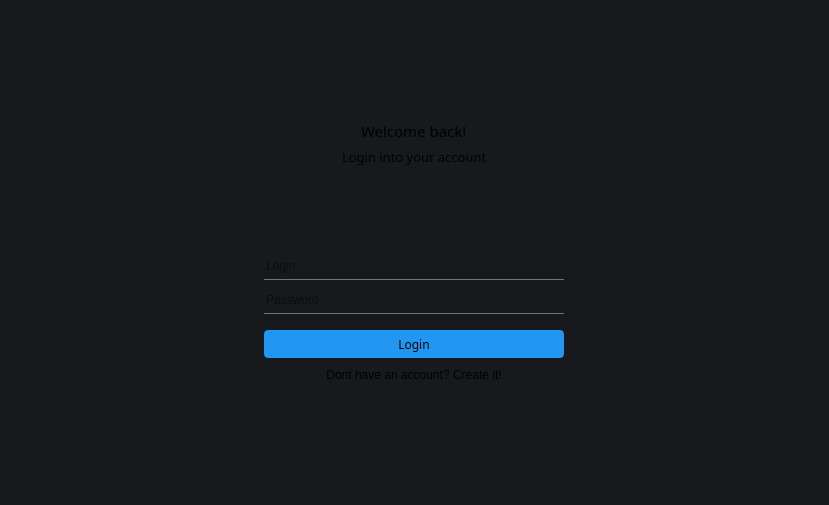
The window that src/gui/login/loginPage.ui (GwinBest/onlineChat) describes before a commit, drawn with Qt 5.
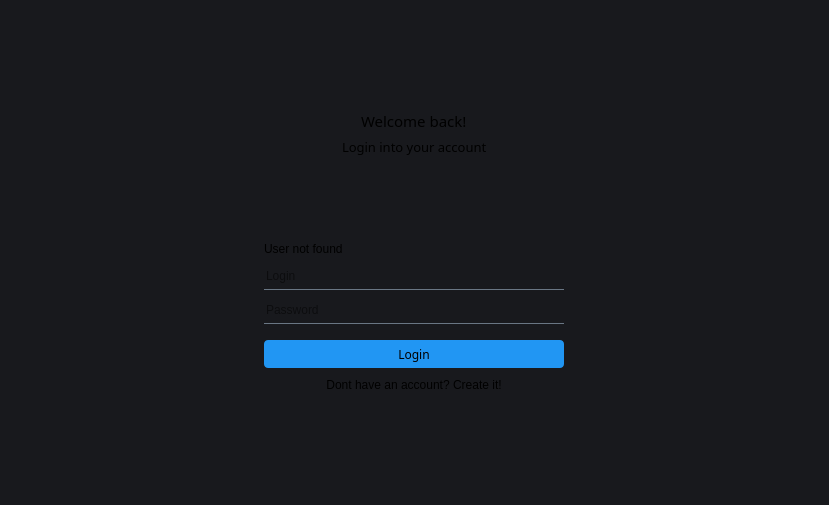
The same window after the commit.

The edit to the form file:
```diff
--- a/src/gui/login/loginPage.ui
+++ b/src/gui/login/loginPage.ui
@@ -86,6 +86,25 @@
        </property>
       </spacer>
      </item>
+     <item alignment="Qt::AlignmentFlag::AlignHCenter|Qt::AlignmentFlag::AlignVCenter">
+      <widget class="QLabel" name="userNotFound">
+       <property name="minimumSize">
+        <size>
+         <width>300</width>
+         <height>0</height>
+        </size>
+       </property>
+       <property name="maximumSize">
+        <size>
+         <width>300</width>
+         <height>16777215</height>
+        </size>
+       </property>
+       <property name="text">
+        <string>User not found</string>
+       </property>
+      </widget>
+     </item>
      <item alignment="Qt::AlignmentFlag::AlignHCenter|Qt::AlignmentFlag::AlignVCenter">
       <widget class="QLineEdit" name="loginInput">
        <property name="minimumSize">
```
